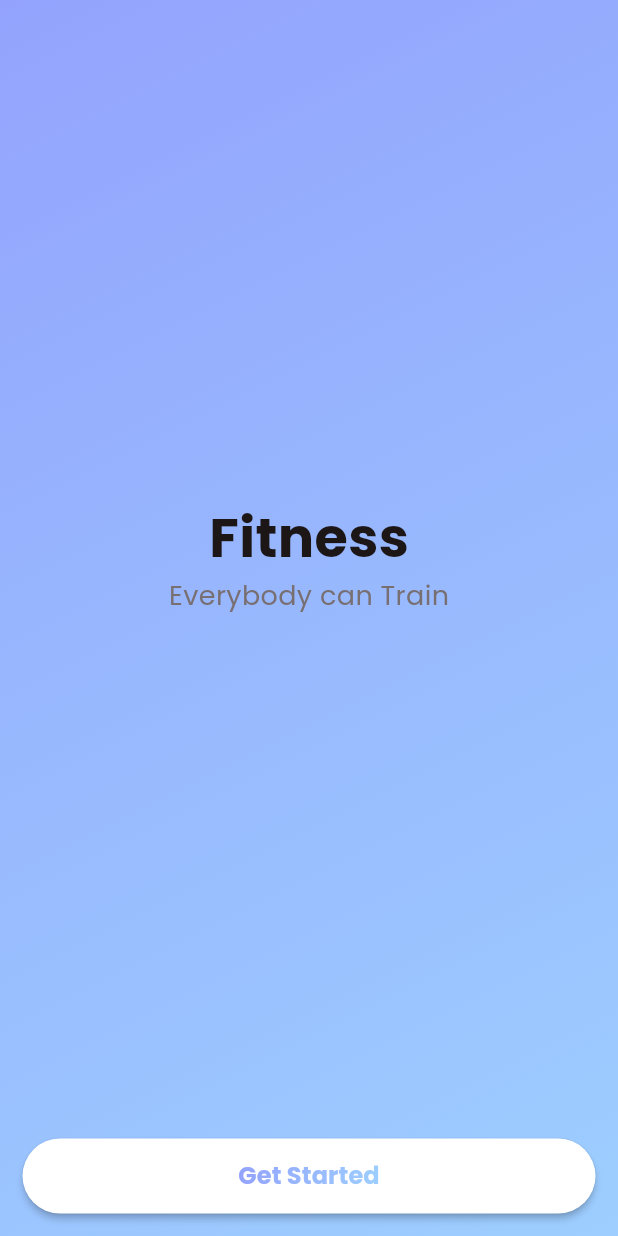
After one commit to pouriashiralipour/gympedia_app, a Flutter app: the screen it shows after launch, on a phone screen of 412 x 824 dp. The commit adds this screen. Run offline on Flutter 3.47's test engine with Material 3 defaults, Android fonts, the phone set to English and light mode, and no system bars; our stand-ins replace flutter_svg; missing offline and left inert: dart:ffi.

Commit message:
create rounded button for welcome screen

```diff
--- /dev/null
+++ b/lib/common_widget/rounded_button.dart
@@ -0,0 +1,39 @@
+import 'package:flutter/material.dart';
+import 'package:gympedia/common/color_extentions.dart';
+
+class RoundedButton extends StatelessWidget {
+  final String title;
+  final VoidCallback onPressed;
+  const RoundedButton(
+      {super.key, required this.title, required this.onPressed});
+
+  @override
+  Widget build(BuildContext context) {
+    return MaterialButton(
+      onPressed: onPressed,
+      height: 50,
+      shape: RoundedRectangleBorder(borderRadius: BorderRadius.circular(25)),
+      textColor: CustomColor.primaryColor1,
+      color: CustomColor.white,
+      minWidth: double.maxFinite,
+      child: ShaderMask(
+        blendMode: BlendMode.srcIn,
+        shaderCallback: (bounds) {
+          return LinearGradient(
+                  colors: CustomColor.primaryG,
+                  begin: Alignment.centerLeft,
+                  end: Alignment.centerRight)
+              .createShader(Rect.fromLTRB(0, 0, bounds.width, bounds.height));
+        },
+        child: Text(
+          title,
+          style: TextStyle(
+              color: CustomColor.primaryColor1,
+              fontSize: 16,
+              fontFamily: 'Poopins',
+              fontWeight: FontWeight.w700),
+        ),
+      ),
+    );
+  }
+}
--- a/lib/main.dart
+++ b/lib/main.dart
@@ -1,6 +1,7 @@
 import 'package:flutter/material.dart';
 import 'package:gympedia/common/color_extentions.dart';
 import 'package:gympedia/view/on_boarding/on_boarding_view.dart';
+import 'package:gympedia/view/on_boarding/started_view.dart';
 
 void main() {
   runApp(const MyApp());
@@ -20,7 +21,7 @@ class MyApp extends StatelessWidget {
         fontFamily: 'IranBakh ',
         useMaterial3: true,
       ),
-      home: const OnBoardingView(),
+      home: const StartViewPage(),
     );
   }
 }
--- a/lib/view/on_boarding/on_boarding_view.dart
+++ b/lib/view/on_boarding/on_boarding_view.dart
@@ -92,7 +92,7 @@ class _OnBoardingViewState extends State<OnBoardingView> {
                     height: 70,
                     child: CircularProgressIndicator(
                       color: CustomColor.primaryColor1,
-                      value: selectedPage / 4,
+                      value: (selectedPage + 1) / 4,
                       strokeWidth: 2,
                     ),
                   ),
--- /dev/null
+++ b/lib/view/on_boarding/started_view.dart
@@ -0,0 +1,66 @@
+import 'package:flutter/material.dart';
+import 'package:flutter/widgets.dart';
+import 'package:gympedia/common/color_extentions.dart';
+import 'package:gympedia/common_widget/rounded_button.dart';
+
+class StartViewPage extends StatefulWidget {
+  const StartViewPage({super.key});
+
+  @override
+  State<StartViewPage> createState() => _StartViewPageState();
+}
+
+class _StartViewPageState extends State<StartViewPage> {
+  @override
+  Widget build(BuildContext context) {
+    var media = MediaQuery.of(context).size;
+    return Scaffold(
+      backgroundColor: CustomColor.white,
+      body: Container(
+        width: media.width,
+        decoration: BoxDecoration(
+            gradient: LinearGradient(
+                colors: CustomColor.primaryG,
+                begin: Alignment.topLeft,
+                end: Alignment.bottomRight)),
+        child: Stack(
+          alignment: Alignment.center,
+          children: [
+            Column(
+              mainAxisAlignment: MainAxisAlignment.center,
+              children: [
+                const Spacer(),
+                Text(
+                  'Fitness',
+                  style: TextStyle(
+                      color: CustomColor.black,
+                      fontWeight: FontWeight.w700,
+                      fontSize: 36,
+                      fontFamily: 'Poopins'),
+                ),
+                Text(
+                  'Everybody can Train',
+                  style: TextStyle(
+                      color: CustomColor.gray,
+                      fontSize: 18,
+                      fontFamily: 'Poopins'),
+                ),
+                const Spacer(),
+                SafeArea(
+                  child: Padding(
+                    padding: const EdgeInsets.symmetric(
+                        horizontal: 15, vertical: 15),
+                    child: RoundedButton(
+                      title: 'Get Started',
+                      onPressed: () {},
+                    ),
+                  ),
+                )
+              ],
+            )
+          ],
+        ),
+      ),
+    );
+  }
+}
```
